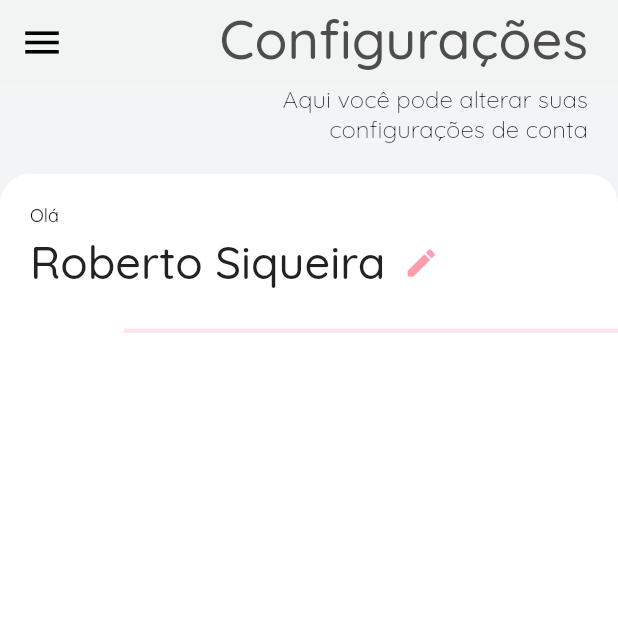
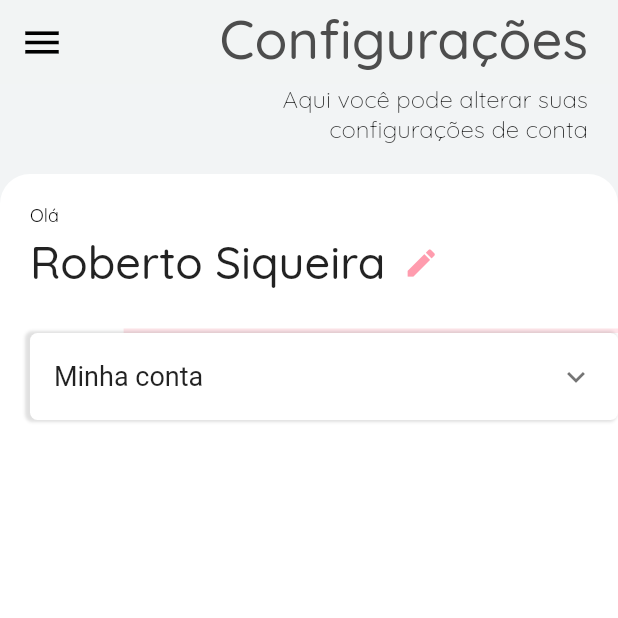
Before and after one commit to ViniciusBatista32/nous, a Flutter app: the ConfigPage screen opened by its route, on a phone screen of 412 x 824 dp, the top half of it. Run offline on Flutter 3.47's test engine with Material 2 defaults, Android fonts, the phone set to English and light mode, and no system bars; our stand-ins replace get, percent_indicator.

Commit message:
botao criado -- falta retocar alguns detalhes

```diff
--- a/lib/components/widgets.dart
+++ b/lib/components/widgets.dart
@@ -206,6 +206,41 @@ Widget ButtonCreateTask(onPressed){
     );
   }
 
+  Widget ExpandedOption(String minhaconta){
+    return Container(
+      decoration: BoxDecoration(
+        color: Colors.white,
+        borderRadius: BorderRadius.circular(5),
+        boxShadow: [
+          BoxShadow(
+            color: Colors.black12,
+            spreadRadius: 1,
+            blurRadius: 1,
+            offset: Offset(-2, 0),
+          )
+        ]
+      ),
+
+      child: Theme(
+        data: ThemeData().copyWith(dividerColor: Colors.transparent),
+         child: ExpansionTile(
+           initiallyExpanded: false,
+           textColor: Colors.black,
+           iconColor: Color.fromARGB(255, 255, 156, 174),
+           expandedCrossAxisAlignment: CrossAxisAlignment.center,
+
+           title: Text(
+             minhaconta,
+             style: TextStyle(
+               fontSize: 18,
+               fontWeight: FontWeight.w400,
+             ),
+           ),
+         )
+      ),
+    );
+  }
+
   Widget ScheduleTask(String taskName, String description, Color taskColor, taskInit, taskFinal)
   {
     taskInit = taskInit.substring(0,5);
--- a/lib/ui/aside/config_page.dart
+++ b/lib/ui/aside/config_page.dart
@@ -1,5 +1,6 @@
 import 'package:flutter/cupertino.dart';
 import 'package:flutter/material.dart';
+import 'package:nous/components/widgets.dart';
 
 class ConfigPage extends StatefulWidget {
   const ConfigPage({ Key? key }) : super(key: key);
@@ -128,11 +129,13 @@ class _ConfigPageState extends State<ConfigPage> {
                               color: Color.fromARGB(255, 255, 156, 174).withOpacity(0.26),
                             )
                           ]
-                        )
+                        ),
+
+                        WidgetComponents().ExpandedOption("Minha conta")
                   ]
                 ),
-                ),
-            )
+              ),
+            ),
           )
         ],
       ),
```
